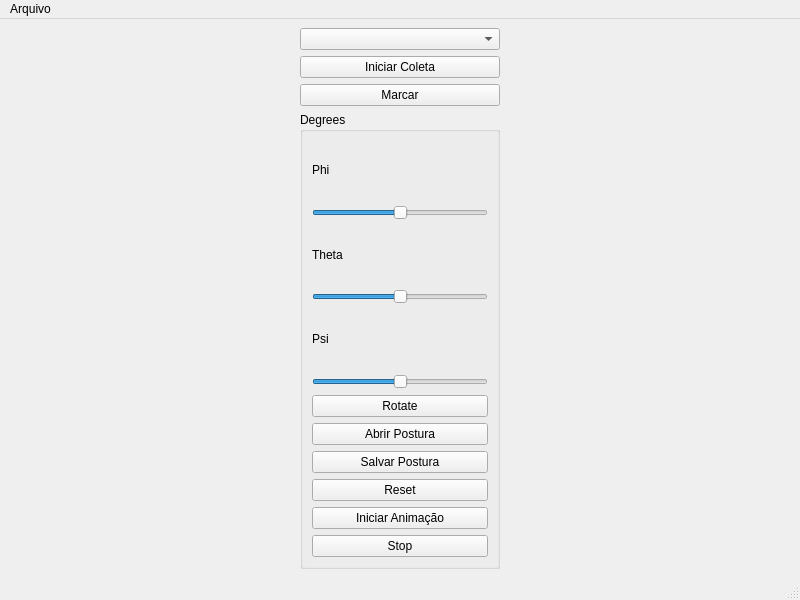
Old version of the form Software/Python Framework/gui/mainwindow.ui in the repository italogsfernandes/rastreamento-inercial.
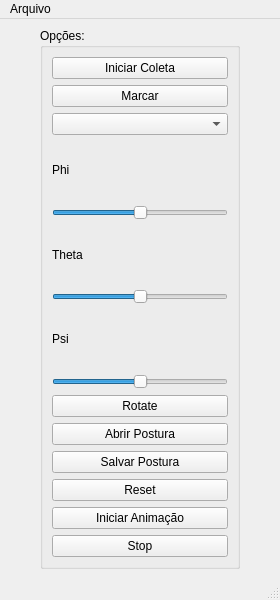
New version of the form.

```diff
--- a/Software/Python Framework/gui/mainwindow.ui
+++ b/Software/Python Framework/gui/mainwindow.ui
@@ -6,7 +6,7 @@
    <rect>
     <x>0</x>
     <y>0</y>
-    <width>800</width>
+    <width>280</width>
     <height>600</height>
    </rect>
   </property>
@@ -16,17 +16,21 @@
   <widget class="QWidget" name="centralwidget">
    <layout class="QHBoxLayout" name="horizontalLayout">
     <item>
+     <layout class="QHBoxLayout" name="mbly">
+      <item>
      <layout class="QVBoxLayout" name="verticalLayout_2">
       <item>
-       <widget class="QComboBox" name="cbJointNames">
+         <widget class="QGroupBox" name="groupBox">
         <property name="maximumSize">
          <size>
           <width>200</width>
           <height>16777215</height>
          </size>
         </property>
-       </widget>
-      </item>
+          <property name="title">
+           <string>Opções:</string>
+          </property>
+          <layout class="QVBoxLayout" name="verticalLayout">
       <item>
        <widget class="QPushButton" name="btnColeta">
         <property name="text">
@@ -42,17 +46,15 @@
        </widget>
       </item>
       <item>
-       <widget class="QGroupBox" name="groupBox">
+            <widget class="QComboBox" name="cbJointNames">
         <property name="maximumSize">
          <size>
           <width>200</width>
           <height>16777215</height>
          </size>
         </property>
-        <property name="title">
-         <string>Degrees</string>
-        </property>
-        <layout class="QVBoxLayout" name="verticalLayout">
+            </widget>
+           </item>
          <item>
           <widget class="QLabel" name="lbPhi">
            <property name="text">
@@ -193,8 +195,7 @@
       </item>
      </layout>
     </item>
-    <item>
-     <layout class="QVBoxLayout" name="mbly"/>
+     </layout>
     </item>
    </layout>
   </widget>
@@ -203,7 +204,7 @@
     <rect>
      <x>0</x>
      <y>0</y>
-     <width>800</width>
+     <width>280</width>
      <height>28</height>
     </rect>
    </property>
```
Lines whose indentation alone changed are shown as unchanged.
